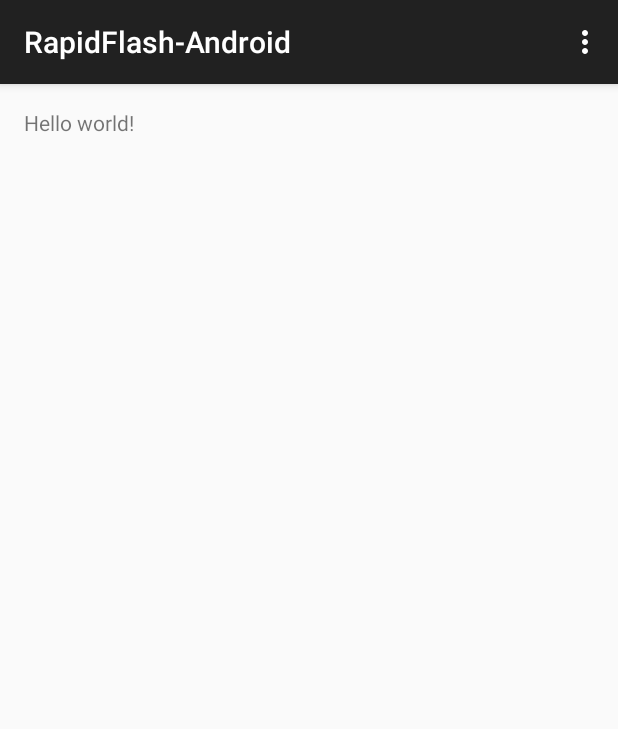
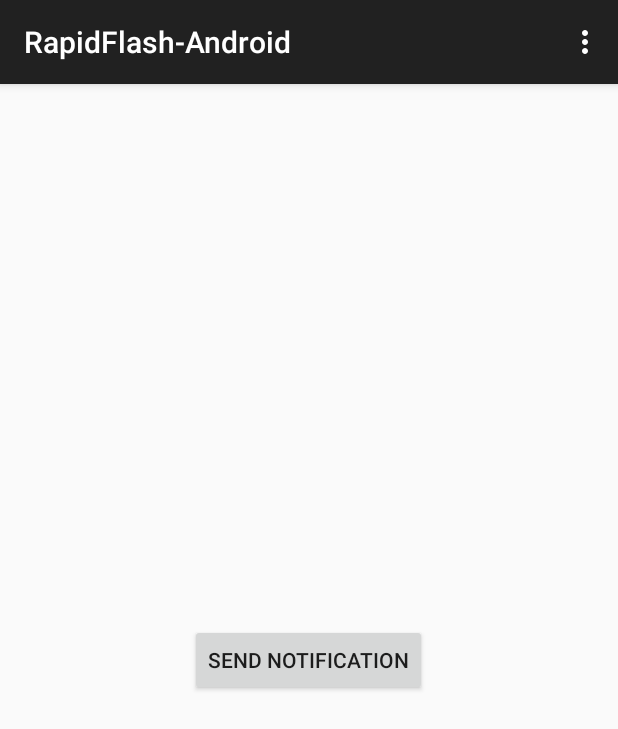
Before and after one commit to DevinMui/rapidflash-android, an Android app: the screen it shows after launch (MainActivity), on a phone screen of 412 x 824 dp. Shown: the top 729 px of the screen. Run offline under Robolectric (Android 15) with nearby library versions, the phone set to English and light mode, and no system bars.

Commit message:
tried adding notifications

```diff
--- a/app/src/main/java/devinmui/me/myapplication/MainActivity.java
+++ b/app/src/main/java/devinmui/me/myapplication/MainActivity.java
@@ -1,18 +1,21 @@
 package devinmui.me.myapplication;
 
+import android.app.Notification;
+import android.app.NotificationManager;
+import android.app.PendingIntent;
+import android.app.TaskStackBuilder;
+import android.content.Context;
+import android.content.Intent;
+import android.support.v4.app.NotificationCompat;
 import android.support.v7.app.ActionBarActivity;
 import android.os.Bundle;
 import android.view.Menu;
 import android.view.MenuItem;
+import android.view.View;
+import android.widget.Button;
 
 
 public class MainActivity extends ActionBarActivity {
-
-    @Override
-    protected void onCreate(Bundle savedInstanceState) {
-        super.onCreate(savedInstanceState);
-        setContentView(R.layout.activity_main);
-    }
 
     @Override
     public boolean onCreateOptionsMenu(Menu menu) {
@@ -35,4 +38,35 @@ public class MainActivity extends ActionBarActivity {
 
         return super.onOptionsItemSelected(item);
     }
+    @Override
+    protected void onCreate(Bundle icicle) {
+        super.onCreate(icicle);
+
+        setContentView(R.layout.activity_main);
+
+        final Button button = (Button) findViewById(R.id.notify);
+        button.setOnClickListener(new View.OnClickListener() {
+            public void onClick(View v) {
+                NotificationCompat.Builder mBuilder =
+                        new NotificationCompat.Builder(this)
+                                .setSmallIcon(R.drawable.notification_icon)
+                                .setContentTitle("My notification")
+                                .setContentText("Hello World!");
+                Intent resultIntent = new Intent(this, MainActivity.class);
+                TaskStackBuilder stackBuilder = TaskStackBuilder.create(this);
+                stackBuilder.addParentStack(MainActivity.class);
+                stackBuilder.addNextIntent(resultIntent);
+                PendingIntent resultPendingIntent =
+                        stackBuilder.getPendingIntent(
+                                0,
+                                PendingIntent.FLAG_UPDATE_CURRENT
+                        );
+                mBuilder.setContentIntent(resultPendingIntent);
+                NotificationManager mNotificationManager =
+                        (NotificationManager) getSystemService(Context.NOTIFICATION_SERVICE);
+                mNotificationManager.notify(mId, mBuilder.build());
+            }
+        });
+    }
+
 }
--- a/app/src/main/res/layout/activity_main.xml
+++ b/app/src/main/res/layout/activity_main.xml
@@ -5,7 +5,12 @@
     android:paddingTop="@dimen/activity_vertical_margin"
     android:paddingBottom="@dimen/activity_vertical_margin" tools:context=".MainActivity">
 
-    <TextView android:text="@string/hello_world" android:layout_width="wrap_content"
-        android:layout_height="wrap_content" />
 
+    <Button
+        android:layout_width="wrap_content"
+        android:layout_height="wrap_content"
+        android:text="Send notification"
+        android:id="@+id/notify"
+        android:layout_centerVertical="true"
+        android:layout_centerHorizontal="true" />
 </RelativeLayout>
--- a/app/src/main/res/values/styles.xml
+++ b/app/src/main/res/values/styles.xml
@@ -1,7 +1,7 @@
 <resources>
 
     <!-- Base application theme. -->
-    <style name="AppTheme" parent="Theme.AppCompat.Light.DarkActionBar">
+    <style name="AppTheme" parent="Base.Theme.AppCompat.Light.DarkActionBar">
         <!-- Customize your theme here. -->
     </style>
 
```
Also changed, not shown: 2 other files.
